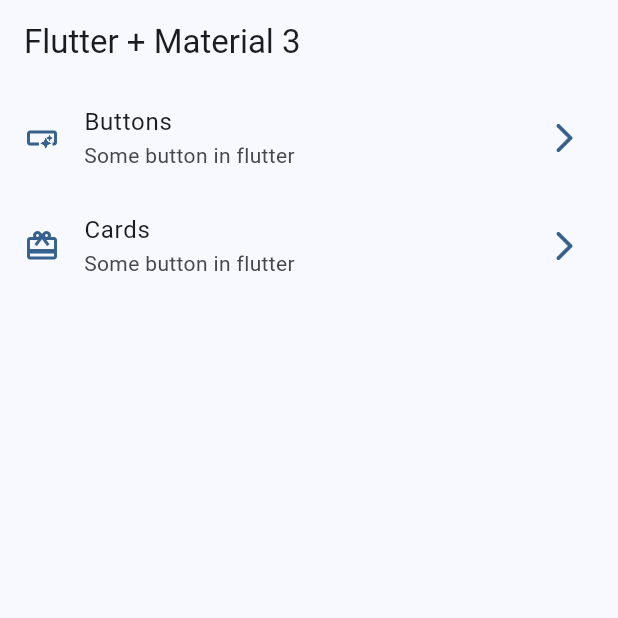
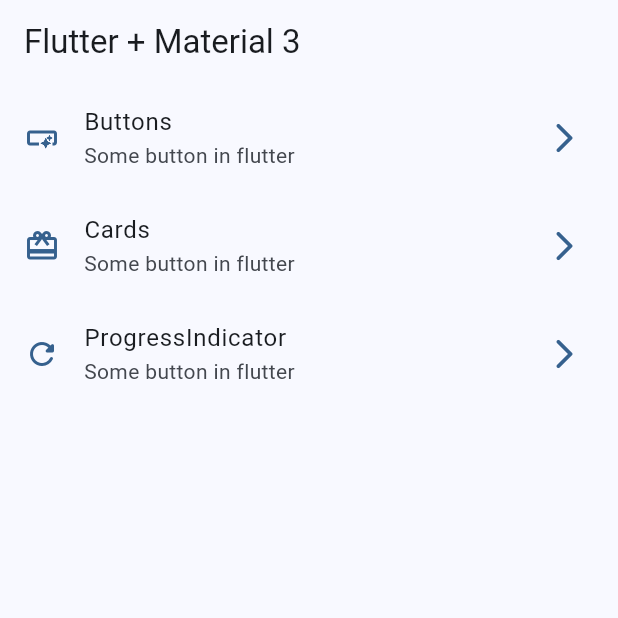
Before and after one commit to LeudysOD/WidgetApp, a Flutter app: the screen it shows after launch, on a phone screen of 412 x 824 dp, the top half of it. Run offline on Flutter 3.47's test engine with Material 2 defaults, Android fonts, the phone set to English and light mode, and no system bars; our stand-ins replace go_router.

```diff
--- a/lib/config/router/app_router.dart
+++ b/lib/config/router/app_router.dart
@@ -17,6 +17,11 @@ final appRouter = GoRouter(
       path: '/cards',
       builder: (context, state) => const CardScreen(),
     ),
+     GoRoute(
+      path: '/progress',
+      builder: (context, state) => const ProgressScreen(),
+    ),
+
 
   ],
 );
--- a/lib/menu/menu_item.dart
+++ b/lib/menu/menu_item.dart
@@ -23,4 +23,9 @@ ItemsMenu(title:'Buttons',
    link:'/cards',
    icon:Icons.card_giftcard),
 
+  ItemsMenu(title:'ProgressIndicator',
+   subTitle:'Some button in flutter',
+   link:'/progress',
+   icon:Icons.refresh_rounded),
+
 ];
```
Also changed, not shown: lib/presentation/screens/progress/progress_screen.dart (+67 -1 lines).
